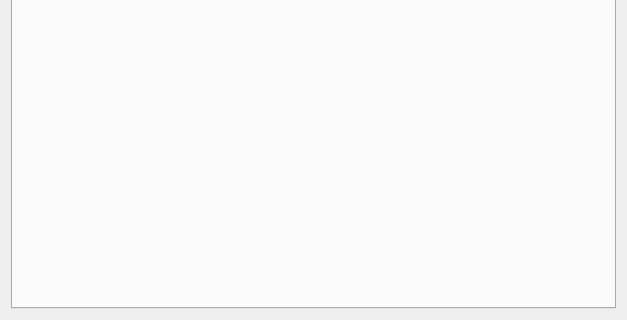
Qt form flanatrigo/resources/central_widget.ui (AlejandroRoJ/flanatrigo) before a commit; both pictures show x 0 to 627 and y 335 to 655 of the 627 by 655 pixel window.
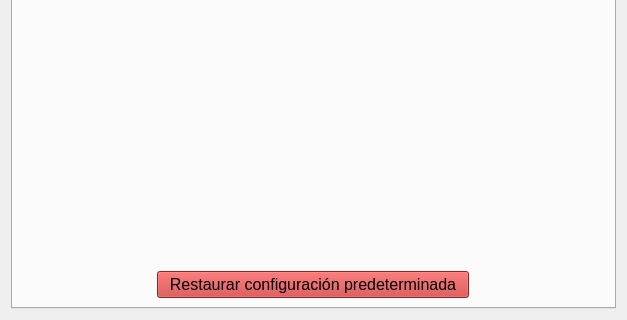
The same form after that commit. The open tabs and pages were chosen to show the change. Custom widgets are drawn as their Qt base class.

Commit message: Add restore config

The edit to the form file:
```diff
--- a/flanatrigo/resources/central_widget.ui
+++ b/flanatrigo/resources/central_widget.ui
@@ -1828,6 +1828,31 @@
          </property>
         </spacer>
        </item>
+       <item>
+        <layout class="QHBoxLayout" name="horizontalLayout_22">
+         <item>
+          <widget class="QPushButton" name="button_restore_config">
+           <property name="sizePolicy">
+            <sizepolicy hsizetype="Maximum" vsizetype="Maximum">
+             <horstretch>0</horstretch>
+             <verstretch>0</verstretch>
+            </sizepolicy>
+           </property>
+           <property name="font">
+            <font>
+             <pointsize>12</pointsize>
+            </font>
+           </property>
+           <property name="styleSheet">
+            <string notr="true">background: rgb(200, 50, 50); color: black;</string>
+           </property>
+           <property name="text">
+            <string>  Restaurar configuración predeterminada  </string>
+           </property>
+          </widget>
+         </item>
+        </layout>
+       </item>
       </layout>
      </widget>
     </widget>
```
The commit also changes 3 other files.
